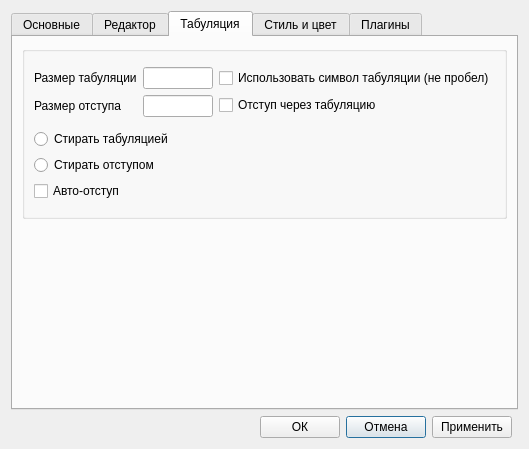
The window that app/rdo_studio/res/ui/view_preferenses.ui (aurusov/rdo_studio) describes before a commit, drawn with Qt 5.
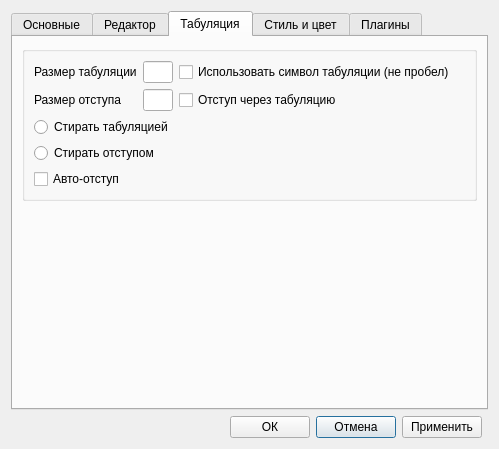
The same window after the commit. The open tabs and pages were chosen to show the change.

Commit message: Исправлен GUI диалога настроек

Patch:
```diff
--- a/app/rdo_studio/res/ui/view_preferenses.ui
+++ b/app/rdo_studio/res/ui/view_preferenses.ui
@@ -318,165 +318,100 @@
           <string/>
          </property>
          <layout class="QGridLayout" name="gridLayout_4">
-          <item row="0" column="0">
-           <layout class="QHBoxLayout" name="horizontalLayout_4">
-            <item>
-             <layout class="QVBoxLayout" name="verticalLayout_3">
-              <property name="sizeConstraint">
-               <enum>QLayout::SetMinimumSize</enum>
-              </property>
-              <item>
-               <layout class="QHBoxLayout" name="horizontalLayout_2">
-                <item>
-                 <widget class="QLabel" name="tabSizeLabel">
-                  <property name="sizePolicy">
-                   <sizepolicy hsizetype="Fixed" vsizetype="Preferred">
-                    <horstretch>0</horstretch>
-                    <verstretch>0</verstretch>
-                   </sizepolicy>
-                  </property>
+          <item row="3" column="3">
+           <widget class="QCheckBox" name="indentAsTabcheckBox">
                   <property name="text">
-                   <string>Размер табуляции</string>
+             <string>Отступ через табуляцию</string>
                   </property>
                  </widget>
                 </item>
-                <item>
-                 <spacer name="horizontalSpacer_3">
-                  <property name="orientation">
-                   <enum>Qt::Horizontal</enum>
-                  </property>
-                  <property name="sizeHint" stdset="0">
-                   <size>
-                    <width>40</width>
-                    <height>20</height>
-                   </size>
-                  </property>
-                 </spacer>
-                </item>
-                <item>
-                 <widget class="QLineEdit" name="tabSizeLineEdit">
-                  <property name="sizePolicy">
-                   <sizepolicy hsizetype="Fixed" vsizetype="Fixed">
-                    <horstretch>0</horstretch>
-                    <verstretch>0</verstretch>
-                   </sizepolicy>
-                  </property>
-                  <property name="maximumSize">
-                   <size>
-                    <width>70</width>
-                    <height>16777215</height>
-                   </size>
-                  </property>
-                 </widget>
-                </item>
-               </layout>
-              </item>
-              <item>
-               <layout class="QHBoxLayout" name="horizontalLayout_3">
-                <item>
-                 <widget class="QLabel" name="indentSizeLabel">
-                  <property name="text">
-                   <string>Размер отступа</string>
-                  </property>
-                 </widget>
-                </item>
-                <item>
-                 <spacer name="horizontalSpacer_2">
-                  <property name="orientation">
-                   <enum>Qt::Horizontal</enum>
-                  </property>
-                  <property name="sizeHint" stdset="0">
-                   <size>
-                    <width>40</width>
-                    <height>20</height>
-                   </size>
-                  </property>
-                 </spacer>
-                </item>
-                <item>
+          <item row="3" column="1">
                  <widget class="QLineEdit" name="indentSizeLineEdit">
-                  <property name="minimumSize">
-                   <size>
-                    <width>70</width>
-                    <height>0</height>
-                   </size>
-                  </property>
-                  <property name="maximumSize">
-                   <size>
-                    <width>70</width>
-                    <height>16777215</height>
-                   </size>
+            <property name="sizePolicy">
+             <sizepolicy hsizetype="Ignored" vsizetype="Fixed">
+              <horstretch>0</horstretch>
+              <verstretch>0</verstretch>
+             </sizepolicy>
                   </property>
                  </widget>
                 </item>
-               </layout>
-              </item>
-             </layout>
-            </item>
-            <item>
-             <layout class="QVBoxLayout" name="verticalLayout_4">
-              <item>
+          <item row="2" column="3">
                <widget class="QCheckBox" name="useTabSymbolCheckBox">
                 <property name="text">
                  <string>Использовать символ табуляции (не пробел)</string>
                 </property>
                </widget>
               </item>
-              <item>
-               <widget class="QCheckBox" name="indentAsTabcheckBox">
-                <property name="text">
-                 <string>Отступ через табуляцию</string>
+          <item row="2" column="1">
+           <widget class="QLineEdit" name="tabSizeLineEdit">
+            <property name="sizePolicy">
+             <sizepolicy hsizetype="Ignored" vsizetype="Fixed">
+              <horstretch>0</horstretch>
+              <verstretch>0</verstretch>
+             </sizepolicy>
                 </property>
                </widget>
               </item>
-             </layout>
-            </item>
-           </layout>
-          </item>
-          <item row="1" column="0">
-           <layout class="QVBoxLayout" name="verticalLayout_6">
-            <item>
-             <layout class="QVBoxLayout" name="verticalLayout_5">
-              <item>
-               <widget class="QRadioButton" name="eraseWithTabRadioButton">
+          <item row="2" column="0">
+           <widget class="QLabel" name="tabSizeLabel">
                 <property name="text">
-                 <string>Стирать табуляцией</string>
+             <string>Размер табуляции</string>
                 </property>
                </widget>
               </item>
-              <item>
+          <item row="5" column="0" colspan="2">
                <widget class="QRadioButton" name="eraseWithIndentRadioButton">
                 <property name="text">
                  <string>Стирать отступом</string>
                 </property>
                </widget>
               </item>
-             </layout>
-            </item>
-            <item>
+          <item row="6" column="0" colspan="2">
              <widget class="QCheckBox" name="autoIndentCheckBox">
               <property name="text">
                <string>Авто-отступ</string>
               </property>
              </widget>
             </item>
-           </layout>
+          <item row="4" column="0" colspan="2">
+           <widget class="QRadioButton" name="eraseWithTabRadioButton">
+            <property name="text">
+             <string>Стирать табуляцией</string>
+            </property>
+           </widget>
           </item>
+          <item row="3" column="0">
+           <widget class="QLabel" name="indentSizeLabel">
+            <property name="text">
+             <string>Размер отступа</string>
+            </property>
+           </widget>
+          </item>
+          <item row="2" column="4" rowspan="2">
+           <spacer name="horizontalSpacer_2">
+            <property name="orientation">
+             <enum>Qt::Horizontal</enum>
+            </property>
+            <property name="sizeHint" stdset="0">
+             <size>
+              <width>40</width>
+              <height>20</height>
+             </size>
+            </property>
+           </spacer>
+          </item>
          </layout>
         </widget>
        </item>
-       <item row="1" column="0">
+       <item row="6" column="0">
         <spacer name="verticalSpacer_4">
          <property name="orientation">
           <enum>Qt::Vertical</enum>
          </property>
-         <property name="sizeType">
-          <enum>QSizePolicy::Minimum</enum>
-         </property>
          <property name="sizeHint" stdset="0">
           <size>
            <width>20</width>
-           <height>180</height>
+           <height>40</height>
           </size>
          </property>
         </spacer>
```
Left out of the diff: 175 changed lines with no effect on the pictures. Lines whose indentation alone changed are shown as unchanged.
